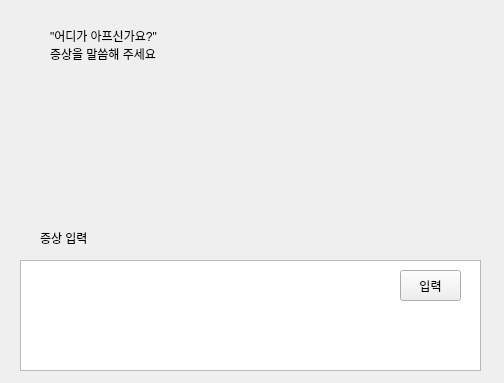
Old version of the form app.ui in the repository kang-narae/NLP_for_medical_qs_classification.
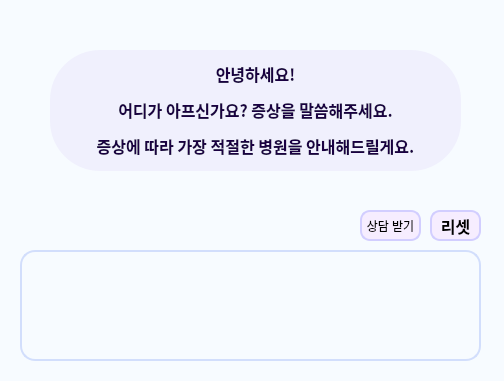
New version of the form.

Commit message: gui 조절 완료

```diff
--- a/app.ui
+++ b/app.ui
@@ -7,85 +7,134 @@
     <x>0</x>
     <y>0</y>
     <width>504</width>
-    <height>383</height>
+    <height>381</height>
    </rect>
   </property>
+  <property name="font">
+   <font>
+    <family>Arial</family>
+    <pointsize>12</pointsize>
+    <weight>75</weight>
+    <bold>true</bold>
+   </font>
+  </property>
   <property name="windowTitle">
    <string>Form</string>
   </property>
+  <property name="styleSheet">
+   <string notr="true">background-color:rgb(247, 251, 255);
+selection-color: rgb(247, 255, 148);
+
+border-color: rgb(93, 163, 255);
+border-width: thick</string>
+  </property>
   <widget class="QTextEdit" name="input_text">
    <property name="geometry">
     <rect>
      <x>20</x>
-     <y>260</y>
+     <y>250</y>
      <width>461</width>
      <height>111</height>
     </rect>
    </property>
-  </widget>
-  <widget class="QLabel" name="label">
-   <property name="geometry">
-    <rect>
-     <x>40</x>
-     <y>230</y>
-     <width>221</width>
-     <height>16</height>
-    </rect>
+   <property name="font">
+    <font>
+     <family>맑은 고딕</family>
+     <pointsize>11</pointsize>
+     <weight>75</weight>
+     <bold>true</bold>
+    </font>
    </property>
-   <property name="text">
-    <string>증상 입력</string>
+   <property name="styleSheet">
+    <string notr="true">border: 2px solid rgb(210, 222, 252);
+border-radius: 15%;
+</string>
    </property>
   </widget>
   <widget class="QPushButton" name="btn_input">
    <property name="geometry">
     <rect>
-     <x>400</x>
-     <y>270</y>
+     <x>360</x>
+     <y>210</y>
      <width>61</width>
      <height>31</height>
     </rect>
    </property>
+   <property name="font">
+    <font>
+     <family>Arial</family>
+     <pointsize>9</pointsize>
+     <weight>9</weight>
+     <italic>false</italic>
+     <bold>false</bold>
+    </font>
+   </property>
+   <property name="styleSheet">
+    <string notr="true">background-color: rgb(246, 237, 255);
+font: 75 9pt &quot;맑은 고딕&quot;;
+font: 75 9pt &quot;Arial&quot;;
+font: 75 9pt &quot;Arial&quot;;
+border-radius: 10%;
+border-color: rgb(83, 109, 255);
+border: 2px solid rgb(210, 206, 255);
+</string>
+   </property>
    <property name="text">
-    <string>입력</string>
+    <string>상담 받기</string>
    </property>
   </widget>
   <widget class="QLabel" name="lbl_result">
    <property name="geometry">
     <rect>
      <x>50</x>
-     <y>20</y>
-     <width>141</width>
-     <height>51</height>
+     <y>50</y>
+     <width>411</width>
+     <height>121</height>
     </rect>
    </property>
-   <property name="text">
-    <string>&lt;html&gt;&lt;head/&gt;&lt;body&gt;&lt;p&gt;&amp;quot;어디가 아프신가요?&amp;quot;&lt;br/&gt;증상을 말씀해 주세요&lt;/p&gt;&lt;/body&gt;&lt;/html&gt;</string>
+   <property name="font">
+    <font>
+     <family>맑은 고딕</family>
+     <pointsize>12</pointsize>
+     <weight>75</weight>
+     <italic>false</italic>
+     <bold>true</bold>
+     <kerning>true</kerning>
+    </font>
    </property>
-  </widget>
-  <widget class="QLabel" name="input_label">
-   <property name="geometry">
-    <rect>
-     <x>270</x>
-     <y>80</y>
-     <width>181</width>
-     <height>51</height>
-    </rect>
+   <property name="styleSheet">
+    <string notr="true">background-color:  rgb(240, 240, 253);
+center ;
+border-radius: 50%;</string>
    </property>
    <property name="text">
-    <string/>
+    <string>&lt;html&gt;&lt;head/&gt;&lt;body&gt;&lt;p align=&quot;center&quot;&gt;&lt;span style=&quot; font-weight:600; color:#1a0042;&quot;&gt;안녕하세요!&lt;/span&gt;&lt;/p&gt;&lt;p align=&quot;center&quot;&gt;&lt;span style=&quot; font-weight:600; color:#1a0042;&quot;&gt;어디가 아프신가요? 증상을 말씀해주세요.&lt;/span&gt;&lt;/p&gt;&lt;p align=&quot;center&quot;&gt;&lt;span style=&quot; font-weight:600; color:#1a0042;&quot;&gt;증상에 따라 가장 적절한 병원을 안내해드릴게요.&lt;/span&gt;&lt;/p&gt;&lt;/body&gt;&lt;/html&gt;</string>
    </property>
+   <property name="alignment">
+    <set>Qt::AlignCenter</set>
+   </property>
   </widget>
-  <widget class="QLabel" name="output_label">
+  <widget class="QPushButton" name="btn_reset">
    <property name="geometry">
     <rect>
-     <x>40</x>
-     <y>160</y>
-     <width>211</width>
-     <height>51</height>
+     <x>430</x>
+     <y>210</y>
+     <width>51</width>
+     <height>31</height>
     </rect>
    </property>
+   <property name="styleSheet">
+    <string notr="true">background-color: rgb(246, 237, 255);
+font: 75 9pt &quot;맑은 고딕&quot;;
+font: 75 9pt &quot;Arial&quot;;
+font: 75 9pt &quot;Arial&quot;;
+border-radius: 10%;
+border-color: rgb(83, 109, 255);
+border: 2px solid rgb(210, 206, 255);
+</string>
+   </property>
    <property name="text">
-    <string/>
+    <string>리셋</string>
    </property>
   </widget>
  </widget>
```
Left out of the diff: 4 changed lines with no effect on the pictures. The commit also changes 4 other files.
